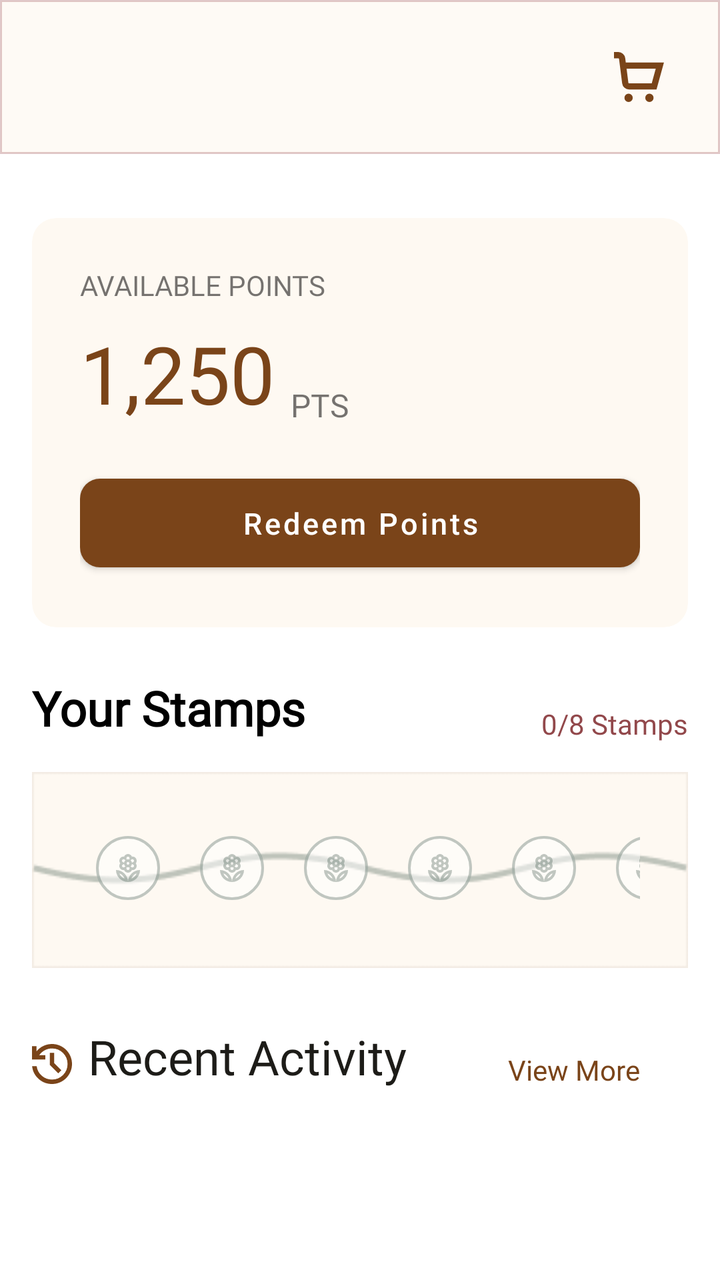
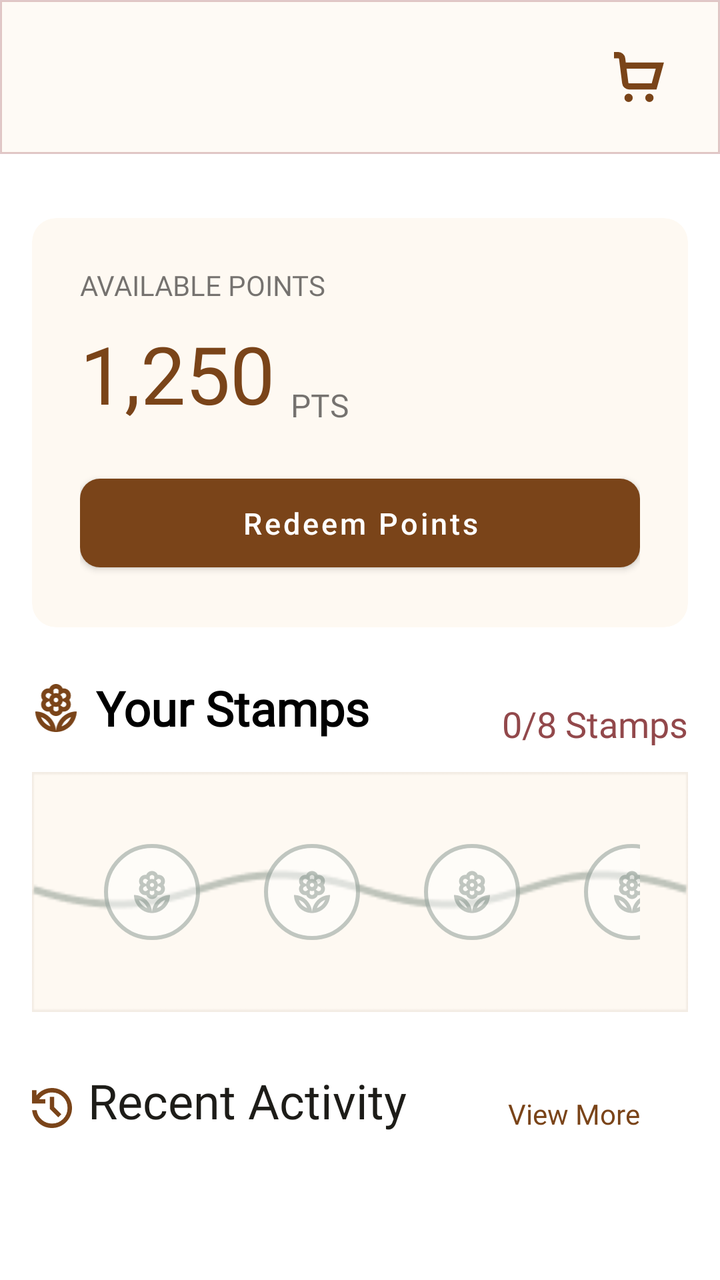

Two renders of the same Android screen: before a commit and after it. Below are the layout's source before the change and the commit's diff.
<!-- AndroidManifest.xml: application theme Theme.PersonalMidterm -->
<!-- res/layout/fragment_rewards.xml -->
<?xml version="1.0" encoding="utf-8"?>
<androidx.constraintlayout.widget.ConstraintLayout xmlns:android="http://schemas.android.com/apk/res/android"
    xmlns:app="http://schemas.android.com/apk/res-auto"
    xmlns:tools="http://schemas.android.com/tools"
    android:layout_width="match_parent"
    android:layout_height="match_parent">

    
    <include
        android:id="@+id/header"
        layout="@layout/layout_app_header"
        app:layout_constraintEnd_toEndOf="parent"
        app:layout_constraintStart_toStartOf="parent"
        app:layout_constraintTop_toTopOf="parent" />

    <androidx.core.widget.NestedScrollView
        android:layout_width="0dp"
        android:layout_height="0dp"
        android:fillViewport="true"
        app:layout_constraintTop_toBottomOf="@id/header"
        app:layout_constraintStart_toStartOf="parent"
        app:layout_constraintEnd_toEndOf="parent"
        app:layout_constraintBottom_toBottomOf="parent">

        <androidx.constraintlayout.widget.ConstraintLayout
            android:layout_width="match_parent"
            android:layout_height="wrap_content"
            android:paddingHorizontal="16dp"
            android:paddingBottom="96dp">

            
            <com.google.android.material.card.MaterialCardView
                android:id="@+id/points_balance"
                android:layout_width="0dp"
                android:layout_height="wrap_content"
                android:layout_marginTop="32dp"
                app:cardCornerRadius="12dp"
                app:cardElevation="0dp"
                app:cardBackgroundColor="@color/card_cream"
                app:contentPadding="24dp"
                app:layout_constraintWidth_max="350dp"
                app:layout_constraintTop_toTopOf="parent"
                app:layout_constraintStart_toStartOf="parent"
                app:layout_constraintEnd_toEndOf="parent">

                <androidx.constraintlayout.widget.ConstraintLayout
                    android:layout_width="match_parent"
                    android:layout_height="wrap_content">

                    <TextView
                        android:id="@+id/points_heading"
                        android:layout_width="wrap_content"
                        android:layout_height="wrap_content"
                        android:fontFamily="@font/manrope_bold"
                        android:text="AVAILABLE POINTS"
                        android:textAllCaps="true"
                        android:textSize="14sp"
                        app:layout_constraintStart_toStartOf="parent"
                        app:layout_constraintTop_toTopOf="parent" />

                    <TextView
                        android:id="@+id/points_balance_val"
                        android:layout_width="wrap_content"
                        android:layout_height="wrap_content"
                        android:layout_marginTop="8dp"
                        android:fontFamily="@font/playfairdisplay_bold"
                        android:text="1,250"
                        android:textColor="@color/theme_brown"
                        android:textSize="40sp"
                        app:layout_constraintStart_toStartOf="parent"
                        app:layout_constraintTop_toBottomOf="@id/points_heading" />

                    <TextView
                        android:id="@+id/pts"
                        android:layout_width="wrap_content"
                        android:layout_height="wrap_content"
                        android:layout_marginStart="8dp"
                        android:fontFamily="@font/manrope_medium"
                        android:text="pts"
                        android:textAllCaps="true"
                        android:textSize="16sp"
                        app:layout_constraintStart_toEndOf="@id/points_balance_val"
                        app:layout_constraintBottom_toBottomOf="@id/points_balance_val" />

                    <com.google.android.material.button.MaterialButton
                        android:id="@+id/btn_redeem_points"
                        android:layout_width="match_parent"
                        android:layout_height="wrap_content"
                        android:layout_marginTop="20dp"
                        android:paddingVertical="12dp"
                        android:text="Redeem Points"
                        android:textAllCaps="false"
                        android:textSize="15sp"
                        app:cornerRadius="10dp"
                        app:backgroundTint="@color/theme_brown"
                        app:layout_constraintTop_toBottomOf="@id/points_balance_val"
                        app:layout_constraintStart_toStartOf="parent"
                        app:layout_constraintEnd_toEndOf="parent" />

                </androidx.constraintlayout.widget.ConstraintLayout>
            </com.google.android.material.card.MaterialCardView>

            
            <include
                android:id="@+id/loyalty_vine"
                android:layout_width="match_parent"
                android:layout_height="wrap_content"
                android:layout_marginTop="24dp"
                layout="@layout/layout_loyalty"
                app:layout_constraintTop_toBottomOf="@id/points_balance"
                app:layout_constraintStart_toStartOf="parent"
                app:layout_constraintEnd_toEndOf="parent" />

            
            <ImageView
                android:id="@+id/ic_history"
                android:layout_width="20dp"
                android:layout_height="20dp"
                android:src="@drawable/ic_history"
                app:tint="@color/theme_brown"
                app:layout_constraintStart_toStartOf="parent"
                app:layout_constraintTop_toTopOf="@id/recent_activity_title"
                app:layout_constraintBottom_toBottomOf="@id/recent_activity_title"
                app:layout_constraintVertical_bias="0.8" />

            <TextView
                android:id="@+id/recent_activity_title"
                android:layout_width="wrap_content"
                android:layout_height="wrap_content"
                android:layout_marginStart="8dp"
                android:layout_marginTop="28dp"
                android:fontFamily="@font/playfairdisplay_bold"
                android:text="Recent Activity"
                android:textColor="@color/text_primary"
                android:textSize="24sp"
                app:layout_constraintStart_toEndOf="@id/ic_history"
                app:layout_constraintTop_toBottomOf="@id/loyalty_vine" />

            <TextView
                android:id="@+id/tv_view_more"
                android:layout_width="wrap_content"
                android:layout_height="wrap_content"
                android:layout_marginEnd="24dp"
                android:fontFamily="@font/manrope_medium"
                android:text="View More"
                android:textColor="@color/theme_brown"
                android:textSize="14sp"
                app:layout_constraintEnd_toEndOf="parent"
                app:layout_constraintBottom_toBottomOf="@id/recent_activity_title" />

            <androidx.recyclerview.widget.RecyclerView
                android:id="@+id/rv_recent_activity"
                android:layout_width="match_parent"
                android:layout_height="wrap_content"
                android:layout_marginTop="12dp"
                android:clipToPadding="false"
                android:overScrollMode="never"
                android:nestedScrollingEnabled="false"
                app:layoutManager="androidx.recyclerview.widget.LinearLayoutManager"
                app:layout_constraintTop_toBottomOf="@id/recent_activity_title"
                app:layout_constraintStart_toStartOf="parent"
                app:layout_constraintEnd_toEndOf="parent"
                tools:listitem="@layout/item_recent_activity"
                tools:itemCount="3" />

        </androidx.constraintlayout.widget.ConstraintLayout>
    </androidx.core.widget.NestedScrollView>

</androidx.constraintlayout.widget.ConstraintLayout>
<!-- res/layout/layout_app_header.xml (included above) -->
<?xml version="1.0" encoding="utf-8"?>
<androidx.constraintlayout.widget.ConstraintLayout xmlns:android="http://schemas.android.com/apk/res/android"
    xmlns:app="http://schemas.android.com/apk/res-auto"
    android:layout_width="match_parent"
    android:layout_height="wrap_content"
    android:padding="16dp"
    android:background="@drawable/bg_header">

    <ImageView
        android:id="@+id/back_button"
        android:layout_width="wrap_content"
        android:layout_height="wrap_content"
        android:src="@drawable/ic_back_arrow"
        android:visibility="gone"
        app:layout_constraintBottom_toBottomOf="parent"
        app:layout_constraintStart_toStartOf="parent"
        app:layout_constraintTop_toTopOf="parent" />

    <ImageButton
        android:id="@+id/user_avatar"
        android:layout_width="40dp"
        android:layout_height="40dp"
        android:src="@drawable/profile"
        android:scaleType="centerCrop"
        android:backgroundTint="@android:color/transparent"
        android:visibility="gone"
        app:layout_constraintBottom_toBottomOf="parent"
        app:layout_constraintStart_toStartOf="parent"
        app:layout_constraintTop_toTopOf="parent" />

    <LinearLayout
        android:id="@+id/greeting_container"
        android:layout_width="wrap_content"
        android:layout_height="wrap_content"
        android:layout_marginStart="12dp"
        android:orientation="vertical"
        android:visibility="gone"
        app:layout_constraintBottom_toBottomOf="parent"
        app:layout_constraintStart_toEndOf="@id/user_avatar"
        app:layout_constraintTop_toTopOf="parent">

        <TextView
            android:id="@+id/greeting_text"
            android:layout_width="wrap_content"
            android:layout_height="wrap_content"
            android:text="Good Morning,"
            android:textColor="@color/theme_brown"
            android:textStyle="bold"
            android:fontFamily="@font/playfairdisplay_bold"
            android:textSize="18sp" />

        <TextView
            android:id="@+id/greeting_subtitle"
            android:layout_width="wrap_content"
            android:layout_height="wrap_content"
            android:text="Ready for your daily brew?"
            android:textSize="12sp"
            android:fontFamily="@font/manrope_regular" />
    </LinearLayout>

    <TextView
        android:id="@+id/screen_title"
        android:layout_width="wrap_content"
        android:layout_height="wrap_content"
        android:textSize="24sp"
        android:textStyle="bold"
        android:text="Menu"
        android:textColor="@color/theme_brown"
        android:fontFamily="@font/playfairdisplay_bold"
        android:visibility="gone"
        app:layout_constraintBottom_toBottomOf="parent"
        app:layout_constraintEnd_toEndOf="parent"
        app:layout_constraintStart_toStartOf="parent"
        app:layout_constraintTop_toTopOf="parent" />


    <ImageButton
        android:id="@+id/cart_icon"
        android:layout_width="wrap_content"
        android:layout_height="wrap_content"
        android:src="@drawable/ic_cart"
        android:scaleType="fitCenter"
        app:tint="@color/theme_brown"
        android:backgroundTint="@android:color/transparent"
        android:visibility="visible"
        app:layout_constraintBottom_toBottomOf="parent"
        app:layout_constraintEnd_toEndOf="parent"
        app:layout_constraintTop_toTopOf="parent"
        />

    <ImageButton
        android:id="@+id/favorite_icon"
        android:layout_width="wrap_content"
        android:layout_height="wrap_content"
        app:tint="@color/theme_brown"
        android:src="@drawable/ic_full_heart"
        android:backgroundTint="@android:color/transparent"
        android:visibility="gone"
        app:layout_constraintBottom_toBottomOf="parent"
        app:layout_constraintEnd_toStartOf="@id/cart_icon"
        app:layout_constraintTop_toTopOf="parent"
        android:layout_marginEnd="4dp"/>

</androidx.constraintlayout.widget.ConstraintLayout>
<!-- res/layout/layout_loyalty.xml (included above) -->
<?xml version="1.0" encoding="utf-8"?>
<androidx.constraintlayout.widget.ConstraintLayout xmlns:android="http://schemas.android.com/apk/res/android"
    xmlns:app="http://schemas.android.com/apk/res-auto"
    android:id="@+id/loyalty_card"
    android:layout_width="match_parent"
    android:layout_height="wrap_content"
    android:layout_marginTop="24dp"
    android:layout_marginBottom="24dp">

<TextView
    android:id="@+id/your_reward_header"
    android:layout_width="wrap_content"
    android:layout_height="wrap_content"
    android:fontFamily="@font/playfairdisplay_bold"
    android:text="Your Stamps"
    android:textColor="@color/black"
    android:textSize="24sp"
    android:textStyle="bold"
    app:layout_constraintStart_toStartOf="parent"
    app:layout_constraintTop_toTopOf="parent" />
<TextView
    android:id="@+id/tv_stamps_count"
    android:layout_width="wrap_content"
    android:layout_height="wrap_content"
    app:layout_constraintEnd_toEndOf="parent"
    app:layout_constraintTop_toTopOf="parent"
    android:text="0/8 Stamps"
    android:textSize="14sp"
    android:textColor="@color/theme_maroon"
    android:fontFamily="@font/manrope_bold"
    app:layout_constraintBottom_toTopOf="@+id/loyalty_vine"/>

<HorizontalScrollView
    android:id="@+id/loyalty_vine"
    android:layout_width="0dp"
    android:layout_height="wrap_content"
    android:layout_marginTop="16dp"
    android:padding="24dp"
    android:scrollbars="none"
    android:background="@drawable/loyalty_bg"
    app:layout_constraintEnd_toEndOf="parent"
    app:layout_constraintStart_toStartOf="parent"
    app:layout_constraintTop_toBottomOf="@id/your_reward_header">

    <LinearLayout
        android:id="@+id/stamps_container"
        android:layout_width="wrap_content"
        android:layout_height="wrap_content"
        android:orientation="horizontal">
        
        <include layout="@layout/item_stamp_slot" />
        <include layout="@layout/item_stamp_slot" />
        <include layout="@layout/item_stamp_slot" />
        <include layout="@layout/item_stamp_slot" />
        <include layout="@layout/item_stamp_slot" />
        <include layout="@layout/item_stamp_slot" />
        <include layout="@layout/item_stamp_slot" />
        <include layout="@layout/item_stamp_slot" />
    </LinearLayout>
</HorizontalScrollView>
</androidx.constraintlayout.widget.ConstraintLayout>
<!-- res/layout/item_recent_activity.xml (included above) -->
<?xml version="1.0" encoding="utf-8"?>
<com.google.android.material.card.MaterialCardView xmlns:android="http://schemas.android.com/apk/res/android"
    xmlns:app="http://schemas.android.com/apk/res-auto"
    android:layout_width="match_parent"
    android:layout_height="wrap_content"
    android:layout_marginBottom="10dp"
    app:cardCornerRadius="12dp"
    app:cardElevation="0dp"
    app:strokeWidth="2dp"
    app:strokeColor="@color/divider_light"
    app:cardBackgroundColor="@color/white"
    app:contentPadding="12dp">

    <androidx.constraintlayout.widget.ConstraintLayout
        android:layout_width="match_parent"
        android:layout_height="wrap_content">

        <com.google.android.material.card.MaterialCardView
            android:id="@+id/icon_bg"
            android:layout_width="40dp"
            android:layout_height="40dp"
            app:cardCornerRadius="10dp"
            app:cardElevation="0dp"
            app:cardBackgroundColor="@color/icon_bg_peach"
            app:layout_constraintStart_toStartOf="parent"
            app:layout_constraintTop_toTopOf="parent"
            app:layout_constraintBottom_toBottomOf="parent">

            <ImageView
                android:id="@+id/iv_activity_icon"
                android:layout_width="20dp"
                android:layout_height="20dp"
                android:layout_gravity="center"
                android:src="@drawable/ic_coffeecup" />
        </com.google.android.material.card.MaterialCardView>

        <TextView
            android:id="@+id/tv_activity_title"
            android:layout_width="0dp"
            android:layout_height="wrap_content"
            android:layout_marginStart="12dp"
            android:fontFamily="@font/manrope_bold"
            android:text="Lavender Latte"
            android:textSize="15sp"
            android:textColor="@color/black"
            app:layout_constraintStart_toEndOf="@id/icon_bg"
            app:layout_constraintTop_toTopOf="@id/icon_bg"
            app:layout_constraintEnd_toStartOf="@id/tv_activity_points" />

        <TextView
            android:id="@+id/tv_activity_subtitle"
            android:layout_width="0dp"
            android:layout_height="wrap_content"
            android:layout_marginStart="12dp"
            android:layout_marginTop="2dp"
            android:fontFamily="@font/manrope_regular"
            android:text="Today, 9:42 AM"
            android:textSize="13sp"
            android:textColor="@color/text_primary"
            app:layout_constraintStart_toEndOf="@id/icon_bg"
            app:layout_constraintTop_toBottomOf="@id/tv_activity_title"
            app:layout_constraintBottom_toBottomOf="@id/icon_bg"
            app:layout_constraintEnd_toStartOf="@id/tv_activity_points" />

        <TextView
            android:id="@+id/tv_activity_points"
            android:layout_width="wrap_content"
            android:layout_height="wrap_content"
            android:fontFamily="@font/manrope_bold"
            android:text="+15 pts"
            android:textSize="14sp"
            android:textColor="@color/theme_brown"
            app:layout_constraintEnd_toEndOf="parent"
            app:layout_constraintTop_toTopOf="@id/icon_bg"
            app:layout_constraintBottom_toBottomOf="@id/icon_bg" />

    </androidx.constraintlayout.widget.ConstraintLayout>
</com.google.android.material.card.MaterialCardView>
<!-- res/layout/item_stamp_slot.xml (included above) -->
<?xml version="1.0" encoding="utf-8"?>
<FrameLayout xmlns:android="http://schemas.android.com/apk/res/android"
    android:layout_width="48dp"
    android:layout_height="48dp"
    android:layout_marginEnd="4dp">

    <ImageView
        android:id="@+id/stamp_icon"
        android:layout_width="match_parent"
        android:layout_height="match_parent"
        android:src="@drawable/empty_stamp"
        android:padding="8dp"/>
</FrameLayout>
<!-- resources referenced by this layout -->
<resources>
  <color name="black">#FF000000</color>
  <color name="card_cream">#FEF9F2</color>
  <color name="divider_light">#33887364</color>
  <color name="icon_bg_peach">#33FFB77D</color>
  <color name="text_primary">#1D1C18</color>
  <color name="theme_brown">#7A4419</color>
  <color name="theme_maroon">#92484B</color>
  <color name="white">#FFFFFFFF</color>
  <!-- drawable bg_header (drawable) -->
  <shape xmlns:android="http://schemas.android.com/apk/res/android">
      <solid android:color="#FEFAF5" />
      <stroke android:color="#519F5255"/>
      <stroke android:width="1dp"/>
  </shape>
  <!-- drawable ic_back_arrow (drawable) -->
  <vector xmlns:android="http://schemas.android.com/apk/res/android"
      android:width="16dp"
      android:height="16dp"
      android:viewportWidth="16"
      android:viewportHeight="16">
    <path
        android:pathData="M3.825,9L9.425,14.6L8,16L0,8L8,0L9.425,1.4L3.825,7H16V9H3.825Z"
        android:fillColor="#8D4B00"/>
  </vector>
  <!-- drawable ic_cart (drawable) -->
  <vector xmlns:android="http://schemas.android.com/apk/res/android"
      android:width="25dp"
      android:height="25dp"
      android:viewportWidth="24"
      android:viewportHeight="24">
    <path
        android:fillColor="#FF000000"
        android:pathData="M7,22m-2,0a2,2 0,1 1,4 0a2,2 0,1 1,-4 0"/>
    <path
        android:fillColor="#FF000000"
        android:pathData="M17,22m-2,0a2,2 0,1 1,4 0a2,2 0,1 1,-4 0"/>
    <path
        android:fillColor="#FF000000"
        android:pathData="M5.654,5 L5.391,2.938A3.328,3.328 0,0 0,2.087 0H0V3H2.087a0.331,0.331 0,0 1,0.326 0.3l1.5,11.759A3.327,3.327 0,0 0,7.217 18H20.4L23.974,5ZM18.112,15H7.217a0.329,0.329 0,0 1,-0.325 -0.3L6.037,8h14Z"/>
  </vector>
  <!-- drawable ic_coffeecup (drawable) -->
  <vector xmlns:android="http://schemas.android.com/apk/res/android"
      android:width="18dp"
      android:height="18dp"
      android:viewportWidth="18"
      android:viewportHeight="18">
    <path
        android:pathData="M0,18V16H16V18H0ZM4,14C2.9,14 1.958,13.608 1.175,12.825C0.392,12.042 0,11.1 0,10V0H16C16.55,0 17.021,0.196 17.413,0.587C17.804,0.979 18,1.45 18,2V5C18,5.55 17.804,6.021 17.413,6.412C17.021,6.804 16.55,7 16,7H14V10C14,11.1 13.608,12.042 12.825,12.825C12.042,13.608 11.1,14 10,14H4ZM4,12H10C10.55,12 11.021,11.804 11.413,11.413C11.804,11.021 12,10.55 12,10V2H2V10C2,10.55 2.196,11.021 2.588,11.413C2.979,11.804 3.45,12 4,12ZM14,5H16V2H14V5ZM4,12C3.45,12 2.979,12 2.588,12C2.196,12 2,12 2,12H12C12,12 11.804,12 11.413,12C11.021,12 10.55,12 10,12H4Z"
        android:fillColor="#8D4B00"/>
  </vector>
  <!-- drawable ic_full_heart (drawable) -->
  <vector xmlns:android="http://schemas.android.com/apk/res/android"
      android:width="24dp"
      android:height="24dp"
      android:viewportWidth="24"
      android:viewportHeight="24">
    <path
        android:fillColor="#FF000000"
        android:pathData="M17.5,0.917a6.4,6.4 0,0 0,-5.5 3.3A6.4,6.4 0,0 0,6.5 0.917,6.8 6.8,0 0,0 0,7.967c0,6.775 10.956,14.6 11.422,14.932l0.578,0.409 0.578,-0.409C13.044,22.569 24,14.742 24,7.967A6.8,6.8 0,0 0,17.5 0.917Z"/>
  </vector>
  <style name="Theme.PersonalMidterm" parent="Theme.MaterialComponents.DayNight.NoActionBar">
          <item name="android:textColorPrimary">@color/text_primary</item>
          <item name="android:textColorSecondary">@color/text_primary</item>
          
          <item name="android:statusBarColor">?attr/colorPrimaryVariant</item>
          
      </style>
  <!-- unchanged entries left out for length: 4 -->
</resources>

<!-- the commit's change to res/layout/fragment_rewards.xml (unified diff, before → after) -->
@@ -26,7 +26,7 @@
             android:layout_width="match_parent"
             android:layout_height="wrap_content"
             android:paddingHorizontal="16dp"
-            android:paddingBottom="96dp">
+            android:paddingBottom="16dp">
 
             
             <com.google.android.material.card.MaterialCardView
@@ -191,7 +191,8 @@
         android:layout_width="40dp"
         android:layout_height="40dp"
         android:src="@drawable/profile"
-        android:scaleType="centerCrop"
+        android:scaleType="fitCenter"
+        android:padding="8dp"
         android:backgroundTint="@android:color/transparent"
         android:visibility="gone"
         app:layout_constraintBottom_toBottomOf="parent"
@@ -282,16 +283,27 @@
     android:layout_marginTop="24dp"
     android:layout_marginBottom="24dp">
 
+<ImageView
+    android:id="@+id/iv_loyalty_logo"
+    android:layout_width="24dp"
+    android:layout_height="24dp"
+    android:src="@drawable/ic_logo"
+    app:tint="@color/theme_brown"
+    app:layout_constraintStart_toStartOf="parent"
+    app:layout_constraintTop_toTopOf="@id/your_reward_header"
+    app:layout_constraintBottom_toBottomOf="@id/your_reward_header" />
+
 <TextView
     android:id="@+id/your_reward_header"
     android:layout_width="wrap_content"
     android:layout_height="wrap_content"
+    android:layout_marginStart="8dp"
     android:fontFamily="@font/playfairdisplay_bold"
     android:text="Your Stamps"
     android:textColor="@color/black"
     android:textSize="24sp"
     android:textStyle="bold"
-    app:layout_constraintStart_toStartOf="parent"
+    app:layout_constraintStart_toEndOf="@id/iv_loyalty_logo"
     app:layout_constraintTop_toTopOf="parent" />
 <TextView
     android:id="@+id/tv_stamps_count"
@@ -300,7 +312,7 @@
     app:layout_constraintEnd_toEndOf="parent"
     app:layout_constraintTop_toTopOf="parent"
     android:text="0/8 Stamps"
-    android:textSize="14sp"
+    android:textSize="18sp"
     android:textColor="@color/theme_maroon"
     android:fontFamily="@font/manrope_bold"
     app:layout_constraintBottom_toTopOf="@+id/loyalty_vine"/>
@@ -312,6 +324,7 @@
     android:layout_marginTop="16dp"
     android:padding="24dp"
     android:scrollbars="none"
+    android:fillViewport="true"
     android:background="@drawable/loyalty_bg"
     app:layout_constraintEnd_toEndOf="parent"
     app:layout_constraintStart_toStartOf="parent"
@@ -319,18 +332,20 @@
 
     <LinearLayout
         android:id="@+id/stamps_container"
-        android:layout_width="wrap_content"
-        android:layout_height="wrap_content"
-        android:orientation="horizontal">
+        android:layout_width="match_parent"
+        android:layout_height="wrap_content"
+        android:orientation="horizontal"
+        android:gravity="center_vertical"
+        android:weightSum="8">
         
-        <include layout="@layout/item_stamp_slot" />
-        <include layout="@layout/item_stamp_slot" />
-        <include layout="@layout/item_stamp_slot" />
-        <include layout="@layout/item_stamp_slot" />
-        <include layout="@layout/item_stamp_slot" />
-        <include layout="@layout/item_stamp_slot" />
-        <include layout="@layout/item_stamp_slot" />
-        <include layout="@layout/item_stamp_slot" />
+        <include layout="@layout/item_stamp_slot" android:layout_width="0dp" android:layout_height="wrap_content" android:layout_weight="1" />
+        <include layout="@layout/item_stamp_slot" android:layout_width="0dp" android:layout_height="wrap_content" android:layout_weight="1" />
+        <include layout="@layout/item_stamp_slot" android:layout_width="0dp" android:layout_height="wrap_content" android:layout_weight="1" />
+        <include layout="@layout/item_stamp_slot" android:layout_width="0dp" android:layout_height="wrap_content" android:layout_weight="1" />
+        <include layout="@layout/item_stamp_slot" android:layout_width="0dp" android:layout_height="wrap_content" android:layout_weight="1" />
+        <include layout="@layout/item_stamp_slot" android:layout_width="0dp" android:layout_height="wrap_content" android:layout_weight="1" />
+        <include layout="@layout/item_stamp_slot" android:layout_width="0dp" android:layout_height="wrap_content" android:layout_weight="1" />
+        <include layout="@layout/item_stamp_slot" android:layout_width="0dp" android:layout_height="wrap_content" android:layout_weight="1" />
     </LinearLayout>
 </HorizontalScrollView>
 </androidx.constraintlayout.widget.ConstraintLayout>
@@ -416,14 +431,14 @@
 <!-- res/layout/item_stamp_slot.xml (included above) -->
 <?xml version="1.0" encoding="utf-8"?>
 <FrameLayout xmlns:android="http://schemas.android.com/apk/res/android"
-    android:layout_width="48dp"
-    android:layout_height="48dp"
-    android:layout_marginEnd="4dp">
+    android:layout_width="match_parent"
+    android:layout_height="80dp"
+    android:minWidth="80dp">
 
     <ImageView
         android:id="@+id/stamp_icon"
         android:layout_width="match_parent"
         android:layout_height="match_parent"
         android:src="@drawable/empty_stamp"
-        android:padding="8dp"/>
+        android:padding="12dp"/>
 </FrameLayout>
<!-- resource entries referenced after the edit -->
@@ -60,6 +60,7 @@
         android:fillColor="#FF000000"
         android:pathData="M17.5,0.917a6.4,6.4 0,0 0,-5.5 3.3A6.4,6.4 0,0 0,6.5 0.917,6.8 6.8,0 0,0 0,7.967c0,6.775 10.956,14.6 11.422,14.932l0.578,0.409 0.578,-0.409C13.044,22.569 24,14.742 24,7.967A6.8,6.8 0,0 0,17.5 0.917Z"/>
   </vector>
+  <!-- drawable ic_logo: vector/xml drawable (drawable, 4590 chars, omitted) -->
   <style name="Theme.PersonalMidterm" parent="Theme.MaterialComponents.DayNight.NoActionBar">
           <item name="android:textColorPrimary">@color/text_primary</item>
           <item name="android:textColorSecondary">@color/text_primary</item>
